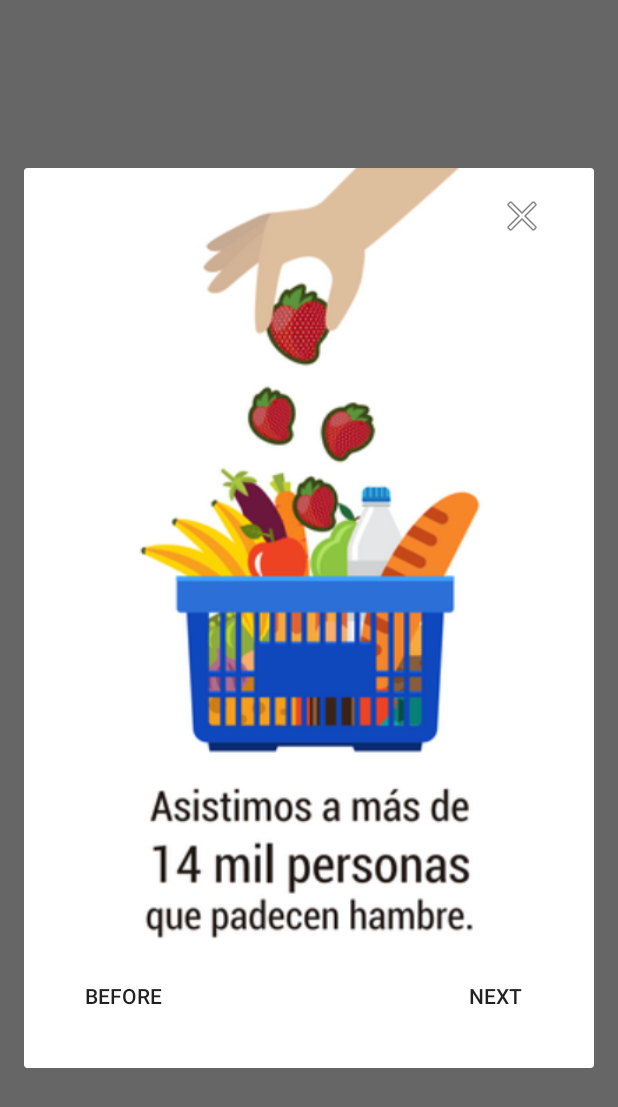
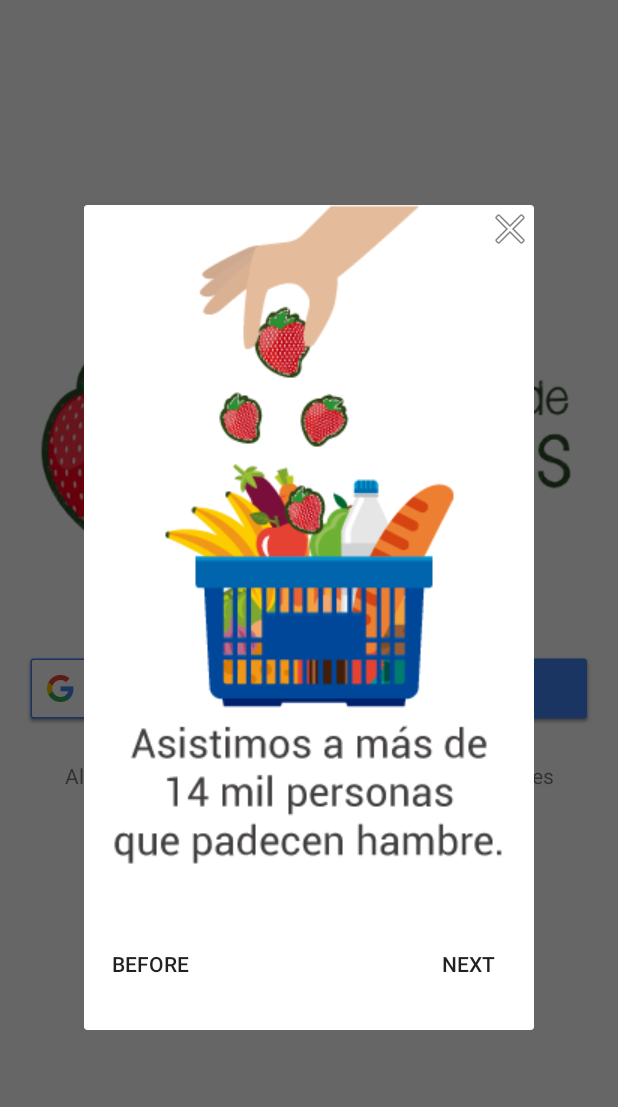
Before and after one commit to feraball/diakonapp, an Android app: the screen it shows after launch (LogInActivity), on a phone screen of 412 x 824 dp. Shown: the top 1107 px of the screen. Run offline under Robolectric (Android 15) with nearby library versions, the phone set to English and light mode, and no system bars; our stand-ins replace Firebase (no records; nobody signed in at launch, a user with empty details on screens opened directly).

Commit message:
ya no jalo

```diff
--- a/app/src/main/java/com/diakonia/diakonapp/adapters/DonationsAdapter.java
+++ b/app/src/main/java/com/diakonia/diakonapp/adapters/DonationsAdapter.java
@@ -13,6 +13,7 @@ import android.widget.ImageView;
 import android.widget.TextView;
 
 import com.bumptech.glide.Glide;
+import com.bumptech.glide.load.resource.bitmap.CircleCrop;
 import com.bumptech.glide.load.resource.bitmap.RoundedCorners;
 import com.bumptech.glide.request.RequestOptions;
 import com.diakonia.diakonapp.R;
@@ -54,10 +55,10 @@ public class DonationsAdapter extends RecyclerView.Adapter<DonationsAdapter.MyVi
         holder.beneficiario.setText(mData.get(position).getBeneficiario());
         holder.fecha.setText(mData.get(position).getFechaDonacion());
         holder.puntos.setText(mData.get(position).getPuntos());
-        //holder.fotoDonacion.setImageBitmap(StringToBitMap(mData.get(position).getFoto()));
+//        holder.fotoDonacion.setImageBitmap(StringToBitMap(mData.get(position).getFoto()));
 
         Glide.with(mContext).load(StringToBitMap(mData.get(position).getFoto()))
-                .apply(RequestOptions.bitmapTransform(new RoundedCorners(29)))
+                .apply(RequestOptions.bitmapTransform(new CircleCrop()))
                 .into(holder.fotoDonacion);
 
 
--- a/app/src/main/java/com/diakonia/diakonapp/adapters/InstitutionAdapter.java
+++ b/app/src/main/java/com/diakonia/diakonapp/adapters/InstitutionAdapter.java
@@ -99,7 +99,7 @@ public class InstitutionAdapter extends RecyclerView.Adapter<InstitutionAdapter.
     public class MyViewHolder extends RecyclerView.ViewHolder implements View.OnClickListener{
 
         TextView  nombre, asistencia;
-        ImageButton llamar, verEnMaps, btnDonar;
+       Button llamar, verEnMaps, btnDonar;
         ImageView tipoAsistencia, principalImg;
 
         CardView cardView;
--- a/app/src/main/java/com/diakonia/diakonapp/models/Donacion.java
+++ b/app/src/main/java/com/diakonia/diakonapp/models/Donacion.java
@@ -33,14 +33,14 @@ public class Donacion {
         this.foto = foto;
     }
 
-    public Donacion(String beneficiario, String cantidad, String email, String fechaDonacion, String pesoPorUnidad, String producto, String puntos, String uId, String unidad, String foto) {
+    public Donacion(String beneficiario, String cantidad, String email, String fechaDonacion,  String producto, String puntos, String uId, String unidad, String foto) {
 
         this.beneficiario = beneficiario;
         this.cantidad = cantidad;
 
         this.email = email;
         this.fechaDonacion = fechaDonacion;
-        this.pesoPorUnidad = pesoPorUnidad;
+
         this.producto = producto;
         this.puntos = puntos;
         this.uId = uId;
--- a/app/src/main/res/layout/popup_start.xml
+++ b/app/src/main/res/layout/popup_start.xml
@@ -3,8 +3,8 @@
     xmlns:android="http://schemas.android.com/apk/res/android"
     xmlns:app="http://schemas.android.com/apk/res-auto"
     xmlns:tools="http://schemas.android.com/tools"
-    android:layout_width="400dp"
-    android:layout_height="600dp"
+    android:layout_width="300dp"
+    android:layout_height="550dp"
     android:layout_gravity="center">
 
     <android.support.constraint.ConstraintLayout
@@ -13,19 +13,18 @@
 
         <ImageView
             android:id="@+id/startPopImg"
-            android:layout_width="match_parent"
-            android:layout_height="match_parent"
-            app:srcCompat="@drawable/start1"
-            tools:layout_editor_absoluteX="99dp"
-            tools:layout_editor_absoluteY="0dp" />
+            android:layout_width="wrap_content"
+            android:layout_height="wrap_content"
+
+            android:scaleType="centerCrop"
+            app:layout_constraintStart_toStartOf="parent"
+            app:layout_constraintTop_toTopOf="parent"
+            app:srcCompat="@drawable/inicio1" />
 
         <ImageView
             android:id="@+id/closeStartPop"
             android:layout_width="wrap_content"
             android:layout_height="wrap_content"
-            android:layout_marginTop="16dp"
-            android:layout_marginEnd="42dp"
-            android:layout_marginRight="42dp"
             app:layout_constraintEnd_toEndOf="@+id/startPopImg"
             app:layout_constraintTop_toTopOf="@+id/startPopImg"
             app:srcCompat="@android:drawable/ic_menu_close_clear_cancel" />
@@ -34,26 +33,25 @@
             android:id="@+id/anterior"
             android:layout_width="wrap_content"
             android:layout_height="wrap_content"
-            android:layout_marginStart="32dp"
-            android:layout_marginLeft="32dp"
-            android:text="Before"
+            android:layout_marginTop="24dp"
             android:background="@android:color/transparent"
             android:foreground="?android:attr/selectableItemBackground"
+            android:text="Before"
             app:layout_constraintBottom_toBottomOf="@+id/siguiente"
-            app:layout_constraintStart_toStartOf="@+id/startPopImg" />
+            app:layout_constraintStart_toStartOf="@+id/startPopImg"
+            app:layout_constraintTop_toBottomOf="@+id/startPopImg"
+            app:layout_constraintVertical_bias="1.0" />
 
         <Button
             android:id="@+id/siguiente"
             android:layout_width="wrap_content"
             android:layout_height="wrap_content"
-            android:layout_marginEnd="32dp"
-            android:layout_marginRight="32dp"
-            android:layout_marginBottom="24dp"
-            android:text="Next"
+            android:layout_marginTop="450dp"
             android:background="@android:color/transparent"
             android:foreground="?android:attr/selectableItemBackground"
-            app:layout_constraintBottom_toBottomOf="@+id/startPopImg"
-            app:layout_constraintEnd_toEndOf="@+id/startPopImg" />
+            android:text="Next"
+            app:layout_constraintEnd_toEndOf="@+id/startPopImg"
+            app:layout_constraintTop_toBottomOf="@+id/closeStartPop" />
     </android.support.constraint.ConstraintLayout>
 
 </LinearLayout>
--- a/app/src/main/res/layout/popup_thks4donate.xml
+++ b/app/src/main/res/layout/popup_thks4donate.xml
@@ -15,7 +15,8 @@
         android:id="@+id/imageView9"
         android:layout_width="wrap_content"
         android:layout_height="wrap_content"
-        app:srcCompat="@drawable/gracias"
+        app:srcCompat="@drawable/graciaskid"
+        android:scaleType="centerCrop"
         tools:layout_editor_absoluteX="72dp"
         tools:layout_editor_absoluteY="148dp" />
 
--- a/app/src/main/res/menu/option_menu.xml
+++ b/app/src/main/res/menu/option_menu.xml
@@ -13,5 +13,6 @@
         android:id="@+id/action_about"
         android:orderInCategory="100"
         android:title="@string/action_about"
-        app:showAsAction="never" />
+        app:showAsAction="never"
+        />
 </menu>
```
Also changed, not shown: app/build.gradle (+4 -4 lines), app/src/main/java/com/diakonia/diakonapp/LogInActivity.java (+19 -19 lines), app/src/main/java/com/diakonia/diakonapp/Nueva_donacion.java (+23 -7 lines), app/src/main/res/layout/activity_nueva_donacion.xml (+41 -79 lines), app/src/main/res/layout/cardview_institutions_item.xml (+11 -8 lines), app/src/main/res/values/strings.xml (+17 -0 lines), app/src/main/res/drawable/graciaskid.jpg (added), app/src/main/res/drawable/inicio1.png (added), app/src/main/res/drawable/inicio2.png (added), app/src/main/res/drawable/inicio3.png (added), 1 other file.
